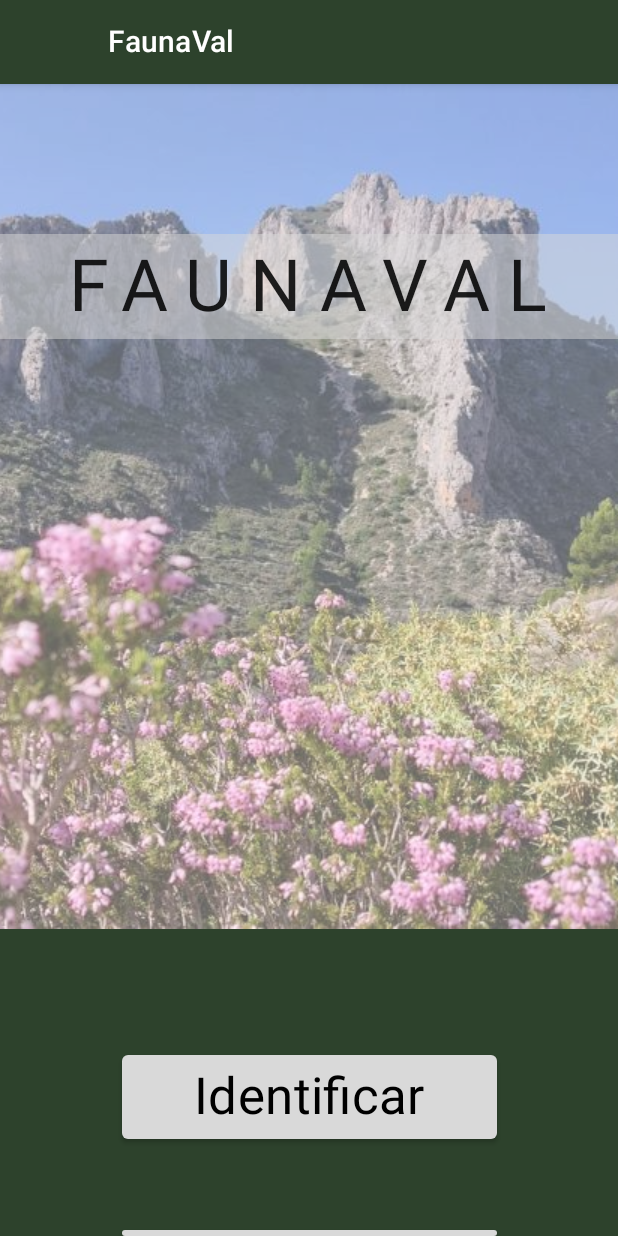
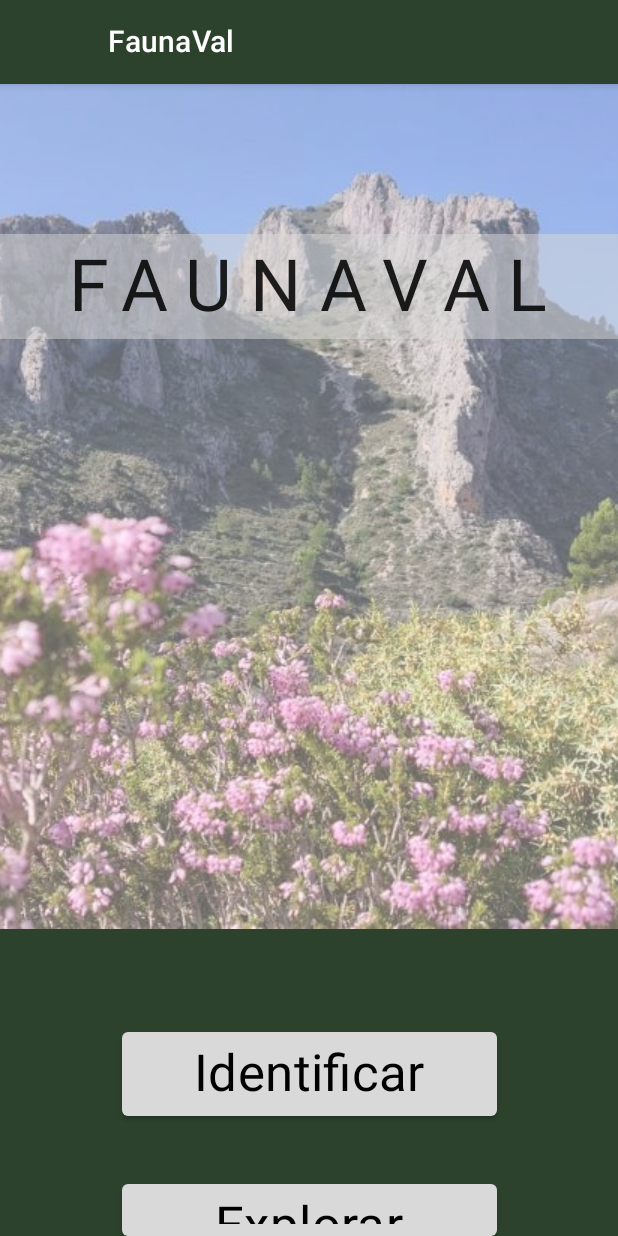
Before and after one commit to FaunaVal/FaunaVal-App, an Android app built with Jetpack Compose: the StartScreen screen opened through its navigation route, on a phone screen of 412 x 824 dp. Run offline under Robolectric (Android 15) with nearby library versions, the phone set to English and light mode, and no system bars.

Commit message:
[NEW] Category activity (navigation)

```diff
--- a/app/src/main/java/com/torregrosa/faunaval/FaunaValScreen.kt
+++ b/app/src/main/java/com/torregrosa/faunaval/FaunaValScreen.kt
@@ -7,20 +7,16 @@ import androidx.compose.material.icons.filled.ArrowBack
 import androidx.compose.runtime.Composable
 import androidx.compose.ui.Modifier
 import androidx.compose.ui.graphics.Color
+import androidx.compose.ui.platform.LocalContext
 import androidx.compose.ui.res.stringResource
 import androidx.navigation.compose.NavHost
 import androidx.navigation.compose.composable
 import androidx.navigation.compose.rememberNavController
+import com.torregrosa.faunaval.data.DataSource.buttonsCategories
 import com.torregrosa.faunaval.data.DataSource.buttonsOptions
+import com.torregrosa.faunaval.ui.CategoriesScreen
 import com.torregrosa.faunaval.ui.StartScreen
 import com.torregrosa.faunaval.ui.theme.BackgroundColor
-
-enum class FaunaValScreen() {
-    Start,
-    Flavor,
-    Pickup,
-    Summary
-}
 
 @Composable
 fun FaunaValAppBar(
@@ -62,15 +58,16 @@ fun FaunaValApp(modifier: Modifier = Modifier) {
     ) { innerPadding ->
         NavHost(
             navController = navController,
-            startDestination = FaunaValScreen.Start.name,
+            startDestination = "Start",
             modifier = modifier.padding(innerPadding)
         )
         {
-            composable(route = FaunaValScreen.Start.name) {
-                StartScreen(
-                    quantityOptions = buttonsOptions
-                )
+            composable("Start") {
+                StartScreen(navController)
 
+            }
+            composable("Categories") {
+                CategoriesScreen(navController)
             }
         }
     }
--- a/app/src/main/java/com/torregrosa/faunaval/ui/StartActivity.kt
+++ b/app/src/main/java/com/torregrosa/faunaval/ui/StartActivity.kt
@@ -13,21 +13,21 @@ import androidx.compose.ui.Alignment
 import androidx.compose.ui.Modifier
 import androidx.compose.ui.graphics.Color
 import androidx.compose.ui.layout.ContentScale
+import androidx.compose.ui.platform.LocalContext
 import androidx.compose.ui.res.painterResource
 import androidx.compose.ui.res.stringResource
 import androidx.compose.ui.tooling.preview.Preview
 import androidx.compose.ui.unit.dp
 import androidx.compose.ui.unit.sp
+import androidx.navigation.NavHostController
 import com.torregrosa.faunaval.R
-import com.torregrosa.faunaval.data.DataSource.buttonsOptions
 import com.torregrosa.faunaval.ui.theme.BackgroundColor
 import com.torregrosa.faunaval.ui.theme.ButtonColor
 import com.torregrosa.faunaval.ui.theme.TextBackgroundColor
 
 @Composable
 fun StartScreen(
-    quantityOptions: List<Pair<Int, Int>>,
-    // TODO: add onNextButtonClicked
+    navController: NavHostController,
     modifier: Modifier = Modifier
 ) {
 
@@ -40,13 +40,11 @@ fun StartScreen(
     ) {
         TitleImage()
         Spacer(modifier = Modifier.height(8.dp))
-        quantityOptions.forEach { item ->
-            Spacer(modifier = Modifier.height(30.dp))
-            SelectQuantityButton(
-                labelResourceId = item.first,
-                onClick = { /* TODO: handle next button */ }
-            )
-        }
+        SelectOptionButton(labelResourceId = R.string.identificar, onClick = { /*TODO*/ })
+        SelectOptionButton(
+            labelResourceId = R.string.explorar,
+            onClick = { navController.navigate("Categories") })
+        SelectOptionButton(labelResourceId = R.string.colaborar, onClick = { /*TODO*/ })
     }
 }
 
@@ -87,17 +85,18 @@ fun TitleImage(modifier: Modifier = Modifier) {
  * and triggers [onClick] lambda when this composable is clicked
  */
 @Composable
-fun SelectQuantityButton(
+fun SelectOptionButton(
     @StringRes labelResourceId: Int,
     onClick: () -> Unit,
     modifier: Modifier = Modifier
 ) {
     Button(
         onClick = onClick,
-        modifier = modifier.widthIn(min = 250.dp),
+        modifier = modifier
+            .widthIn(min = 250.dp)
+            .padding(top = 30.dp),
         colors = ButtonDefaults.buttonColors(
             backgroundColor = ButtonColor
-
         )
     ) {
         Text(stringResource(labelResourceId), style = MaterialTheme.typography.h4)
@@ -106,6 +105,6 @@ fun SelectQuantityButton(
 
 @Preview(showBackground = true)
 @Composable
-fun StartOrderPreview() {
-    StartScreen(quantityOptions = buttonsOptions)
+fun StartScreenPreview() {
+    StartScreen(navController = NavHostController(LocalContext.current))
 }
--- a/app/src/main/res/values/strings.xml
+++ b/app/src/main/res/values/strings.xml
@@ -3,4 +3,9 @@
     <string name="identificar">Identificar</string>
     <string name="explorar">Explorar</string>
     <string name="colaborar">Colaborar</string>
+    <string name="mamiferos">Mamíferos</string>
+    <string name="reptiles">Reptiles</string>
+    <string name="aves">Aves</string>
+    <string name="anfibios">Anfibios</string>
+    <string name="categorias">Categorias</string>
 </resources>
```
Also changed, not shown: app/src/main/java/com/torregrosa/faunaval/data/DataSource.kt (+10 -3 lines), app/src/main/java/com/torregrosa/faunaval/ui/CategoriesActivity.kt (added, +111 -0 lines), app/src/main/res/drawable/anfibio.png (added), app/src/main/res/drawable/ave.png (added), app/src/main/res/drawable/mamifero.png (added), app/src/main/res/drawable/reptil.png (added).
